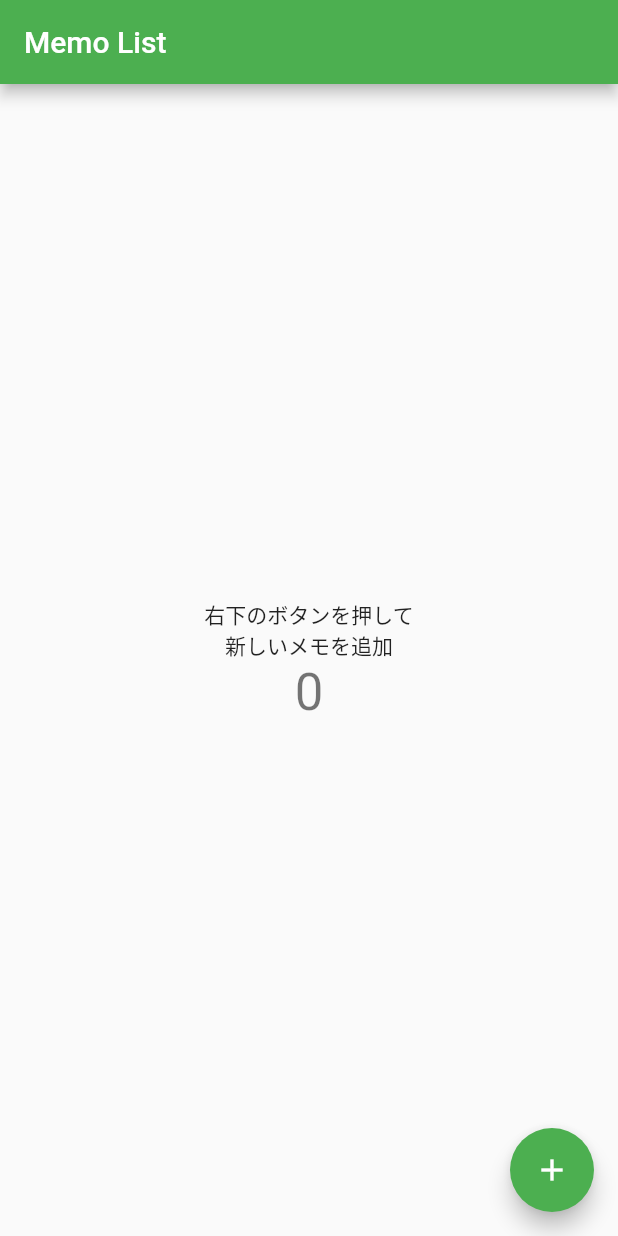
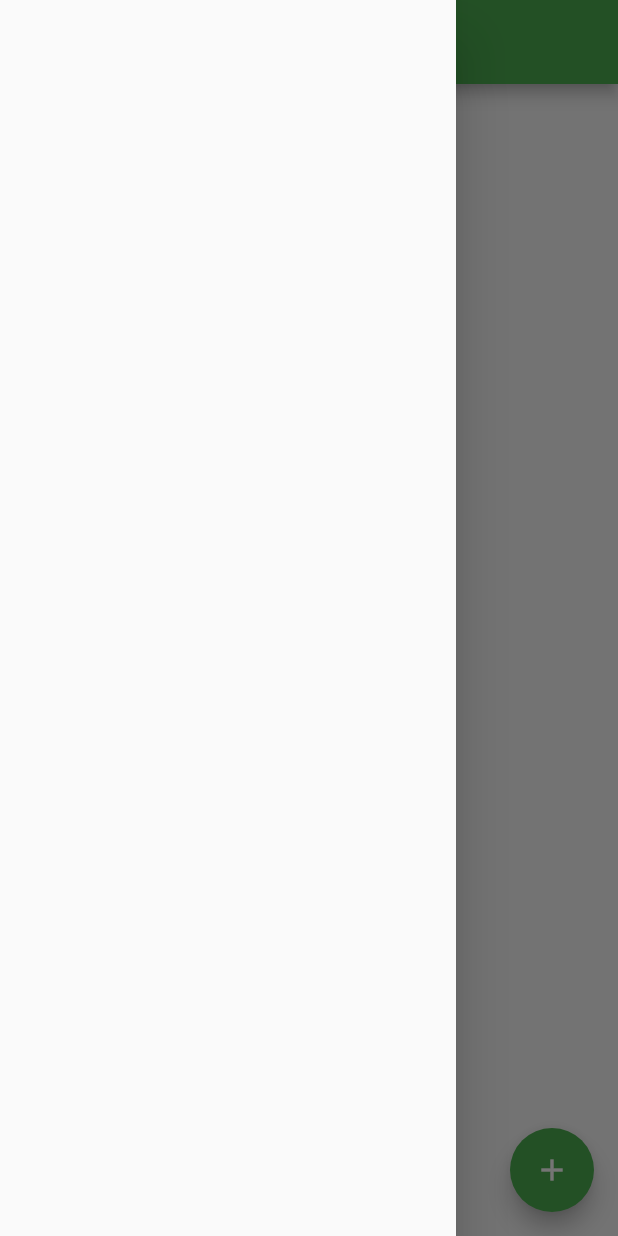
Before and after one commit to Yuma-Satake/testFlutterApp, a Flutter app: the screen it shows after launch, with the side drawer open (before the commit the screen has no drawer), on a phone screen of 412 x 824 dp. Run offline on Flutter 3.47's test engine with Material 2 defaults, Android fonts, the phone set to English and light mode, and no system bars.

```diff
--- a/testflutter/lib/main.dart
+++ b/testflutter/lib/main.dart
@@ -50,7 +50,9 @@ class _MyHomePageState extends State<MyHomePage> {
             const Text(
               '右下のボタンを押して',
             ),
-            const Text('新しいメモを追加'),
+            const Text(
+              '新しいメモを追加',
+            ),
             Text(
               '$_counter',
               style: Theme.of(context).textTheme.headline4,
@@ -63,6 +65,7 @@ class _MyHomePageState extends State<MyHomePage> {
         tooltip: 'Increment',
         child: const Icon(Icons.add),
       ),
+      drawer: Drawer(),
     );
   }
 }
```
